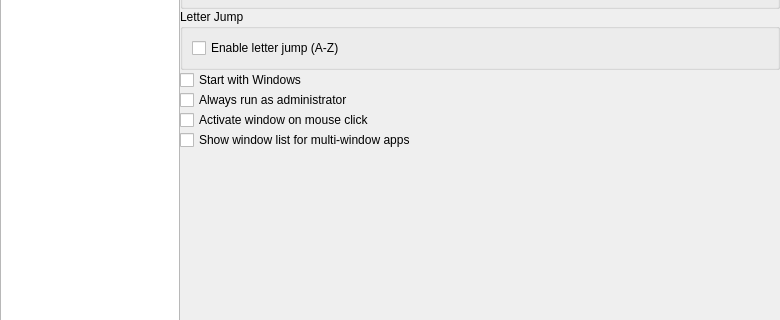
Hendrix4858/AltTaber, file ui/SettingsDialog.ui: the form before one commit; both pictures show x 0 to 780 and y 96 to 416 of the 780 by 520 pixel window.
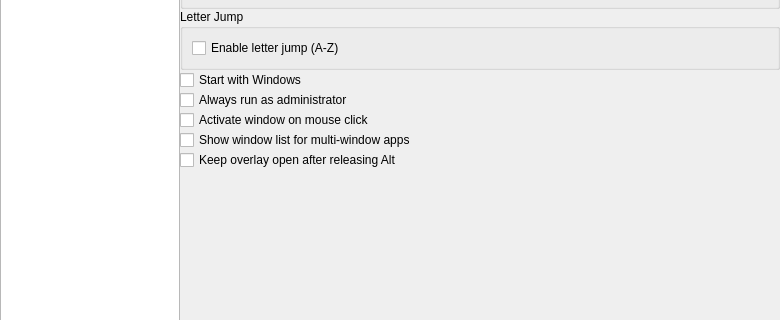
The form after the commit.

Commit message:
[Feature]Add "Stay open on Alt release" option
- Keep overlay visible after releasing Alt for keyboard/mouse selection
- Enter activates selected window, Escape cancels, Tab navigates
- Reset stay-open state on hide and requestShow

```diff
--- a/ui/SettingsDialog.ui
+++ b/ui/SettingsDialog.ui
@@ -188,6 +188,13 @@
             </property>
            </widget>
           </item>
+           <item>
+            <widget class="QCheckBox" name="stayOpenCheck">
+             <property name="text">
+              <string>Keep overlay open after releasing Alt</string>
+             </property>
+            </widget>
+           </item>
           <item>
            <spacer name="generalSpacer">
            <property name="orientation">
```
Lines whose indentation alone changed are shown as unchanged. The commit also changes 5 other files.
